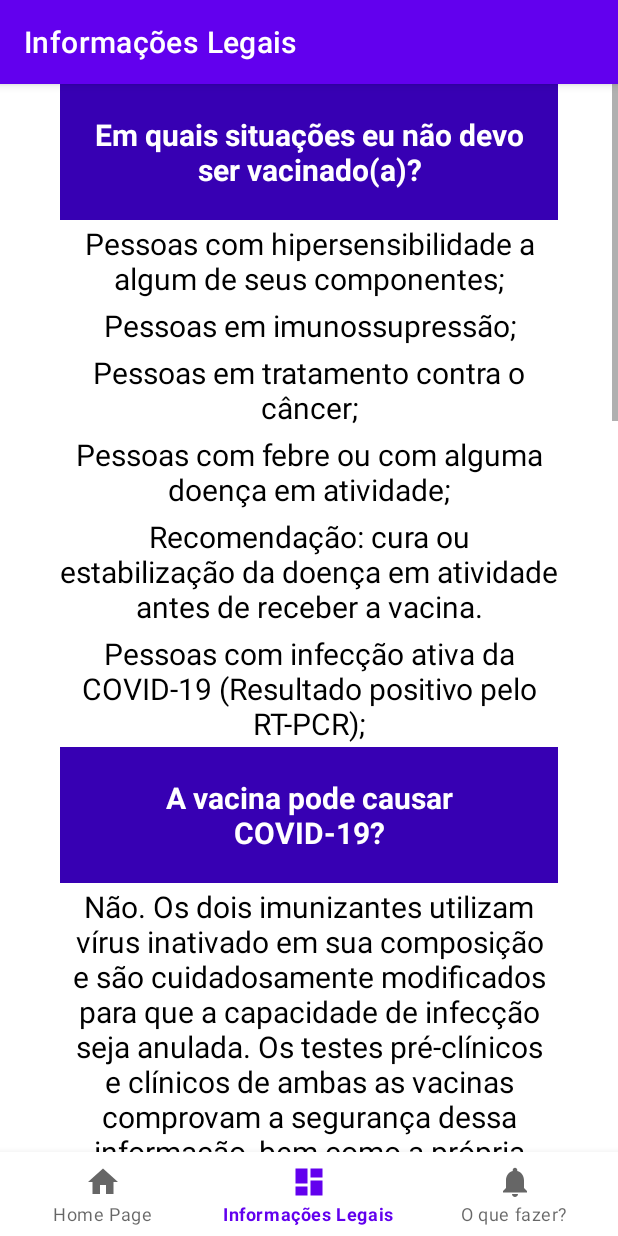
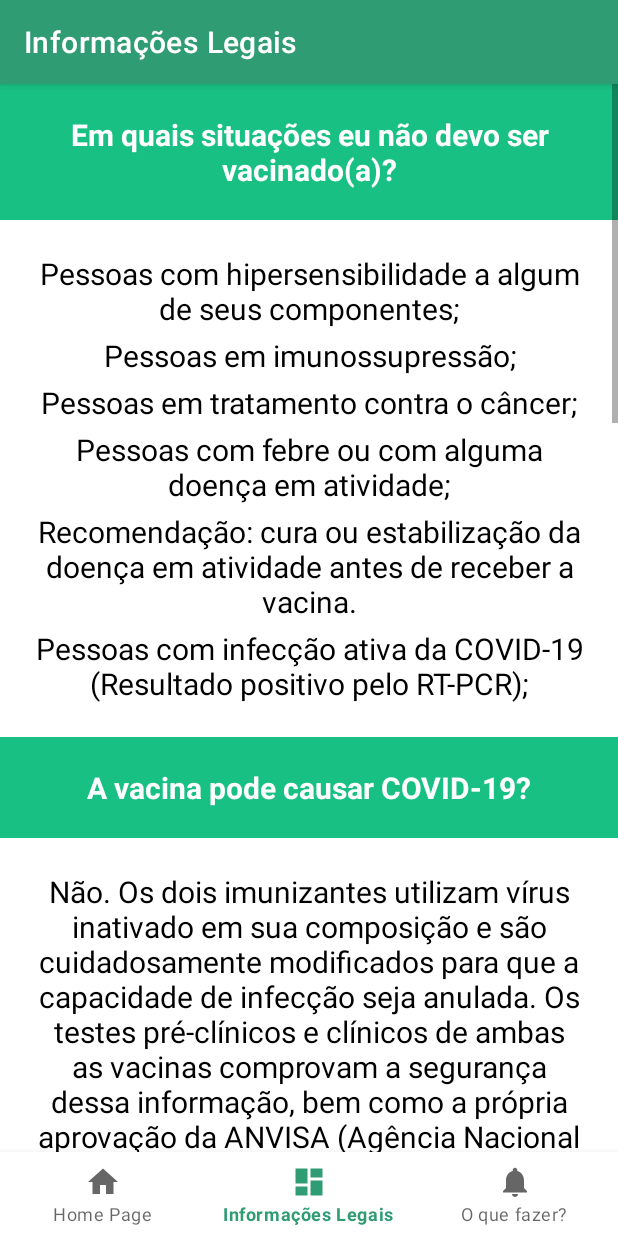
Before and after one commit to GuiiFg/InfoVac, an Android app: the DashboardFragment screen opened through its navigation route, on a phone screen of 412 x 824 dp. Run offline under Robolectric (Android 15) with nearby library versions, the phone set to English and light mode, and no system bars; our stand-ins replace navigation-ui.

Commit message:
Ajustes semi-finais

```diff
--- a/app/src/main/java/com/example/infovacs/MainActivity.java
+++ b/app/src/main/java/com/example/infovacs/MainActivity.java
@@ -24,8 +24,8 @@ public class MainActivity extends AppCompatActivity {
         setContentView(binding.getRoot());
 
         BottomNavigationView navView = findViewById(R.id.nav_view);
-        // Passing each menu ID as a set of Ids because each
-        // menu should be considered as top level destinations.
+
+
         AppBarConfiguration appBarConfiguration = new AppBarConfiguration.Builder(
                 R.id.navigation_home, R.id.navigation_dashboard, R.id.navigation_notifications)
                 .build();
--- a/app/src/main/res/layout/fragment_dashboard.xml
+++ b/app/src/main/res/layout/fragment_dashboard.xml
@@ -25,7 +25,6 @@
                 <TextView
                     android:layout_width="match_parent"
                     android:layout_height="wrap_content"
-                    android:layout_marginHorizontal="40dp"
                     android:paddingVertical="20dp"
                     android:paddingHorizontal="20dp"
                     android:text="Em quais situações eu não devo ser vacinado(a)?"
@@ -38,7 +37,8 @@
                 <TextView
                     android:layout_width="match_parent"
                     android:layout_height="wrap_content"
-                    android:layout_marginHorizontal="40dp"
+                    android:layout_marginHorizontal="20dp"
+                    android:layout_marginTop="20dp"
                     android:paddingVertical="2dp"
                     android:text="Pessoas com hipersensibilidade a algum de seus componentes;"
                     android:textColor="@color/black"
@@ -48,7 +48,7 @@
                 <TextView
                     android:layout_width="match_parent"
                     android:layout_height="wrap_content"
-                    android:layout_marginHorizontal="40dp"
+                    android:layout_marginHorizontal="20dp"
                     android:paddingVertical="2dp"
                     android:text="Pessoas em imunossupressão;"
                     android:textColor="@color/black"
@@ -58,7 +58,7 @@
                 <TextView
                     android:layout_width="match_parent"
                     android:layout_height="wrap_content"
-                    android:layout_marginHorizontal="40dp"
+                    android:layout_marginHorizontal="20dp"
                     android:paddingVertical="2dp"
                     android:text="Pessoas em tratamento contra o câncer;"
                     android:textColor="@color/black"
@@ -68,7 +68,7 @@
                 <TextView
                     android:layout_width="match_parent"
                     android:layout_height="wrap_content"
-                    android:layout_marginHorizontal="40dp"
+                    android:layout_marginHorizontal="20dp"
                     android:paddingVertical="2dp"
                     android:text="Pessoas com febre ou com alguma doença em atividade;"
                     android:textColor="@color/black"
@@ -78,7 +78,7 @@
                 <TextView
                     android:layout_width="match_parent"
                     android:layout_height="wrap_content"
-                    android:layout_marginHorizontal="40dp"
+                    android:layout_marginHorizontal="20dp"
                     android:paddingVertical="2dp"
                     android:text="Recomendação: cura ou estabilização da doença em atividade antes de receber a vacina."
                     android:textColor="@color/black"
@@ -88,7 +88,8 @@
                 <TextView
                     android:layout_width="match_parent"
                     android:layout_height="wrap_content"
-                    android:layout_marginHorizontal="40dp"
+                    android:layout_marginHorizontal="20dp"
+                    android:layout_marginBottom="20dp"
                     android:paddingVertical="2dp"
                     android:text="Pessoas com infecção ativa da COVID-19 (Resultado positivo pelo RT-PCR);"
                     android:textColor="@color/black"
@@ -98,7 +99,6 @@
                 <TextView
                     android:layout_width="match_parent"
                     android:layout_height="wrap_content"
-                    android:layout_marginHorizontal="40dp"
                     android:paddingVertical="20dp"
                     android:paddingHorizontal="20dp"
                     android:text="A vacina pode causar COVID-19?"
@@ -111,7 +111,8 @@
                 <TextView
                     android:layout_width="match_parent"
                     android:layout_height="wrap_content"
-                    android:layout_marginHorizontal="40dp"
+                    android:layout_marginVertical="20dp"
+                    android:layout_marginHorizontal="20dp"
                     android:paddingVertical="2dp"
                     android:text="Não. Os dois imunizantes utilizam vírus inativado em sua composição e são cuidadosamente modificados para que a capacidade de infecção seja anulada. Os testes pré-clínicos e clínicos de ambas as vacinas comprovam a segurança dessa informação, bem como a própria aprovação da ANVISA (Agência Nacional de Vigilância Sanitária).;"
                     android:textColor="@color/black"
@@ -122,7 +123,6 @@
                 <TextView
                     android:layout_width="match_parent"
                     android:layout_height="wrap_content"
-                    android:layout_marginHorizontal="40dp"
                     android:paddingVertical="20dp"
                     android:paddingHorizontal="20dp"
                     android:text="Já tive COVID-19. Ainda assim preciso ser vacinado?"
@@ -135,7 +135,8 @@
                 <TextView
                     android:layout_width="match_parent"
                     android:layout_height="wrap_content"
-                    android:layout_marginHorizontal="40dp"
+                    android:layout_marginVertical="20dp"
+                    android:layout_marginHorizontal="20dp"
                     android:paddingVertical="2dp"
                     android:text="Sim. Ainda que teoricamente a pessoa que já tenha sido exposta ao coronavírus naturalmente tenha desenvolvido anticorpos, ainda não existem estudos que comprovem uma imunidade equivalente àqueles que receberam somente a vacina. Contudo, vale ressaltar que aqueles que estiverem com a doença ativa, confirmado pelo RT-PCR, devem aguardar o tempo de isolamento doméstico, além de um intervalo de 30 dias antes de receber a vacina."
                     android:textColor="@color/black"
@@ -145,7 +146,6 @@
                 <TextView
                     android:layout_width="match_parent"
                     android:layout_height="wrap_content"
-                    android:layout_marginHorizontal="40dp"
                     android:paddingVertical="20dp"
                     android:paddingHorizontal="20dp"
                     android:text="Posso escolher qual vacina receber?"
@@ -158,7 +158,8 @@
                 <TextView
                     android:layout_width="match_parent"
                     android:layout_height="wrap_content"
-                    android:layout_marginHorizontal="40dp"
+                    android:layout_marginVertical="20dp"
+                    android:layout_marginHorizontal="20dp"
                     android:paddingVertical="2dp"
                     android:text="As vacinas desenvolvidas contra a COVID-19 e aplicadas no Brasil devem ser aprovadas pela ANVISA, ou seja, todas elas são seguras e possuem sua eficácia comprovada. Portanto, não existe uma justificativa técnica para dar preferência a uma vacina específica, uma vez que ambas garantem a proteção necessária neste momento da pandemia."
                     android:textColor="@color/black"
@@ -169,7 +170,6 @@
                 <TextView
                     android:layout_width="match_parent"
                     android:layout_height="wrap_content"
-                    android:layout_marginHorizontal="40dp"
                     android:paddingVertical="20dp"
                     android:paddingHorizontal="20dp"
                     android:text="Quais são os efeitos colaterais da vacina?"
@@ -182,7 +182,8 @@
                 <TextView
                     android:layout_width="match_parent"
                     android:layout_height="wrap_content"
-                    android:layout_marginHorizontal="40dp"
+                    android:layout_marginVertical="20dp"
+                    android:layout_marginHorizontal="20dp"
                     android:paddingVertical="2dp"
                     android:text="Em geral, não existe nenhum efeito grave associado às vacinas. Contudo, algumas pessoas podem apresentar desde reações locais até reações pelo restante do corpo, sendo elas:
 No local da aplicação: dor, vermelhidão, inchaço, alteração de sensibilidade;
--- a/app/src/main/res/values/colors.xml
+++ b/app/src/main/res/values/colors.xml
@@ -1,10 +1,10 @@
 <?xml version="1.0" encoding="utf-8"?>
 <resources>
-    <color name="purple_200">#FFBB86FC</color>
-    <color name="purple_500">#FF6200EE</color>
-    <color name="purple_700">#FF3700B3</color>
-    <color name="teal_200">#FF03DAC5</color>
-    <color name="teal_700">#FF018786</color>
+    <color name="purple_200">#FF84D9BA</color>
+    <color name="purple_500">#FF309C74</color>
+    <color name="purple_700">#FF18C083</color>
+    <color name="teal_200">#FFBF9599</color>
+    <color name="teal_700">#FFD96873</color>
     <color name="black">#FF000000</color>
     <color name="white">#FFFFFFFF</color>
 
```
Also changed, not shown: app/src/main/res/layout/fragment_home.xml (+15 -16 lines), app/src/main/res/layout/fragment_notifications.xml (+6 -6 lines).
